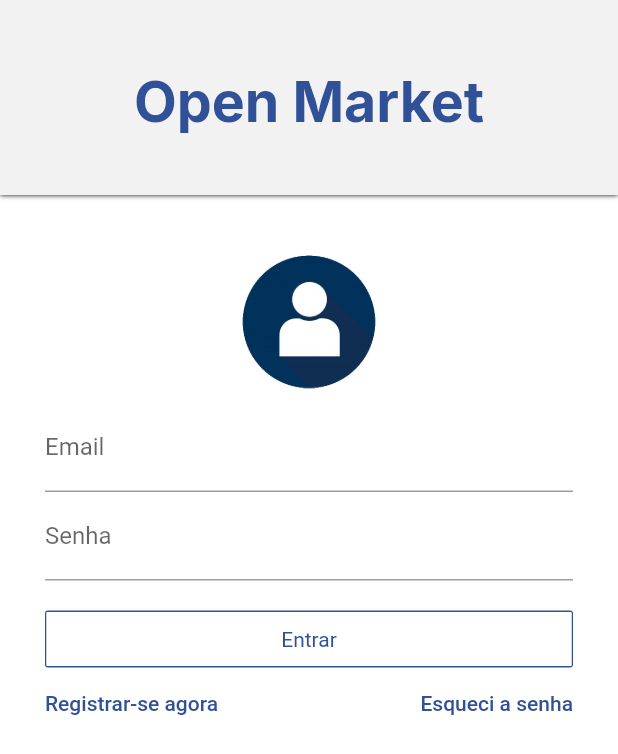
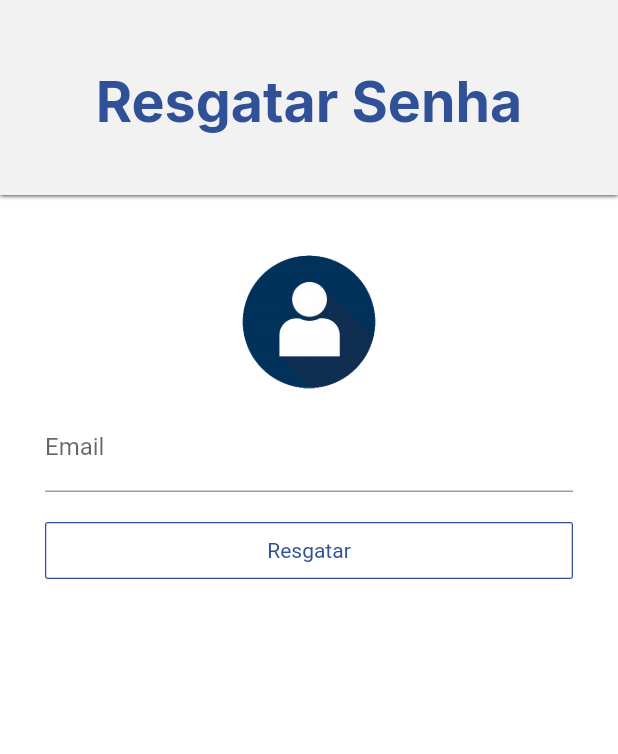
Before and after one commit to Lucas-Alf/open-market, a Flutter app: the screen it shows after launch, after a tap on "Esqueci a senha", on a phone screen of 412 x 824 dp. Shown: the top 754 px of the screen. Run offline on Flutter 3.47's test engine with Material 2 defaults, Android fonts, the phone set to English and light mode, and no system bars; our stand-ins replace brasil_fields, cloud_firestore, firebase_auth, firebase_core, google_fonts; accounts and stored records are empty; Roboto replaces fonts that are missing (Lalezar).

Commit message:
Tela de Amnesia

```diff
--- /dev/null
+++ b/lib/esqueci.dart
@@ -0,0 +1,121 @@
+import 'package:flutter/material.dart';
+import 'package:google_fonts/google_fonts.dart';
+import 'package:open_market/CustomOutlineButton.dart';
+import 'package:firebase_auth/firebase_auth.dart';
+
+class Esqueci extends StatefulWidget {
+  @override
+  _EsqueciState createState() => _EsqueciState();
+}
+
+class _EsqueciState extends State<Esqueci> {
+
+  GlobalKey<FormState> formKey = GlobalKey<FormState>();
+  GlobalKey<ScaffoldState> scaffoldKey = GlobalKey<ScaffoldState>();
+
+  TextEditingController usuarioEmail = TextEditingController();
+
+  @override
+  Widget build(BuildContext context) {
+    return Scaffold(
+        key: scaffoldKey,
+        backgroundColor: Colors.white,
+        body: SingleChildScrollView(
+            child: Column(
+              children: [
+                Container(
+                    decoration: BoxDecoration(
+                      color: Color(0xffF2F2F2),
+                      boxShadow: [
+                        BoxShadow(
+                          color: Colors.black,
+                          spreadRadius: 0,
+                          blurRadius: 2,
+                          offset: Offset(0, 0), // changes position of shadow
+                        ),
+                      ],
+                    ),
+                    height: 130,
+                    child: Center(
+                        child:
+                        Column(
+                          children: [
+                            SizedBox(height: 45),
+                            Text(
+                              "Resgatar Senha",
+                              style: GoogleFonts.inter(
+                                  textStyle: TextStyle(
+                                      color: Theme.of(context).primaryColor,
+                                      fontSize: 37,
+                                      fontWeight: FontWeight.bold)),
+                            ),
+                          ],
+                        )
+                    )),
+                Container(
+                  padding: EdgeInsets.fromLTRB(30, 0, 30, 0),
+                  child: Column(
+                    crossAxisAlignment: CrossAxisAlignment.center,
+                    children: [
+                      SizedBox(height: 40),
+                      Image(image: AssetImage('assets/userIcon.png'), height: 89),
+                      SizedBox(height: 10),
+                      Form(
+                        key: formKey,
+                        child: Column(
+                          children: [
+                            TextFormField(
+                              keyboardType: TextInputType.emailAddress,
+                              decoration: InputDecoration(
+                                labelText: "Email",
+                              ),
+                              controller: usuarioEmail,
+                              validator: (valor) {
+                                if (valor.isEmpty) {
+                                  return "Informe o Email";
+                                } else if (!usuarioEmail.text.contains("@")) {
+                                  return "Informe um email valido";
+                                } else {
+                                  return null;
+                                }
+                              },
+                            ),
+                            SizedBox(height: 20),
+                            SizedBox(
+                              width: double.infinity,
+                              child: CustomOutlineButton(
+                                text: "Resgatar",
+                                color: Theme.of(context).primaryColor,
+                                onPressed: () {
+                                  if (formKey.currentState.validate()) {
+                                    resgatar();
+                                  }
+                                },
+                              ),
+                            ),
+                            SizedBox(height: 20),
+                          ],
+                        ),
+                      ),
+                    ],
+                  ),
+                )
+              ],
+            )
+        )
+    );
+  }
+
+  Future<void> resgatar() async{
+    try{
+      await FirebaseAuth.instance.sendPasswordResetEmail(email: usuarioEmail.text);
+      Navigator.pop(context);
+    } catch (error){
+      SnackBar snackBar = SnackBar(
+        backgroundColor: Colors.red,
+        content: Text("Erro ao tentar resgatar a Senha"),
+      );
+      scaffoldKey.currentState.showSnackBar(snackBar);
+    }
+  }
+}
--- a/lib/main.dart
+++ b/lib/main.dart
@@ -3,6 +3,7 @@ import 'package:firebase_core/firebase_core.dart';
 import 'package:flutter/material.dart';
 import 'package:google_fonts/google_fonts.dart';
 import 'package:open_market/CustomOutlineButton.dart';
+import 'package:open_market/esqueci.dart';
 import 'registrar.dart';
 
 import 'home.dart';
@@ -148,8 +149,8 @@ class _MainState extends State<Main> {
                                   padding: EdgeInsets.fromLTRB(0, 0, 0, 0),
                                   textColor: Theme.of(context).primaryColor,
                                   onPressed: () {
-                                    // Navigator.push(context,
-                                    // MaterialPageRoute(builder: (context) => Registrar()));
+                                    Navigator.push(context,
+                                    MaterialPageRoute(builder: (context) => Esqueci()));
                                   },
                                   child: Text("Esqueci a senha")),
                             ]),
```
Also changed, not shown: 1 other file.
